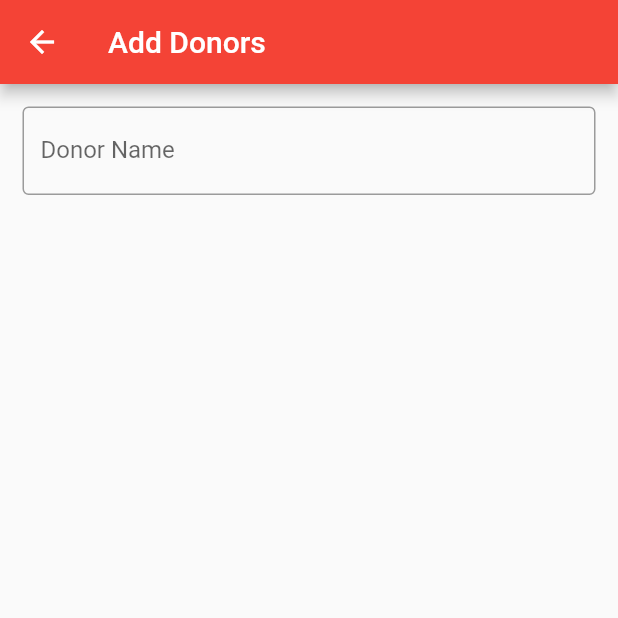
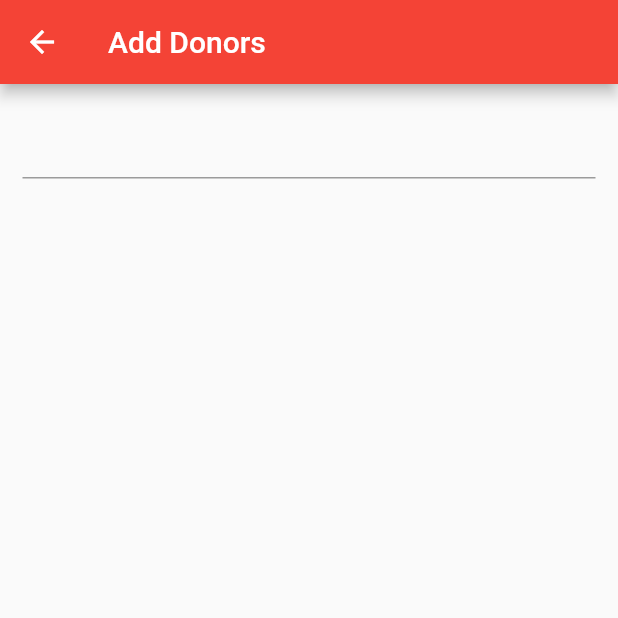
Before and after one commit to fathimath-sulthana/Flutter, a Flutter app: the AddUser screen opened by its route, on a phone screen of 412 x 824 dp, the top half of it. Run offline on Flutter 3.47's test engine with Material 2 defaults, Android fonts, the phone set to English and light mode, and no system bars.

Commit message:
first commit

```diff
--- a/lib/crud/add.dart
+++ b/lib/crud/add.dart
@@ -15,15 +15,12 @@ class _AddUserState extends State<AddUser> {
         title: const Text("Add Donors"),
         backgroundColor: Colors.red,
       ),
-      body: const Padding(
+      body: Padding(
         padding: EdgeInsets.all(15.0),
         child: Column(
           children: [
             TextField(
-              decoration: InputDecoration(
-                border: OutlineInputBorder(),
-                label: Text("Donor Name")
-              ),
+                decoration: InputDecoration(),
             )
           ],
         ),
```
